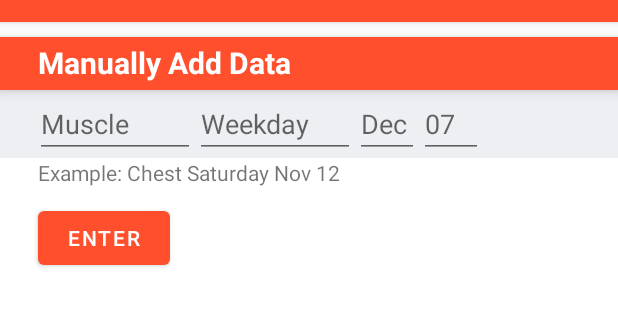
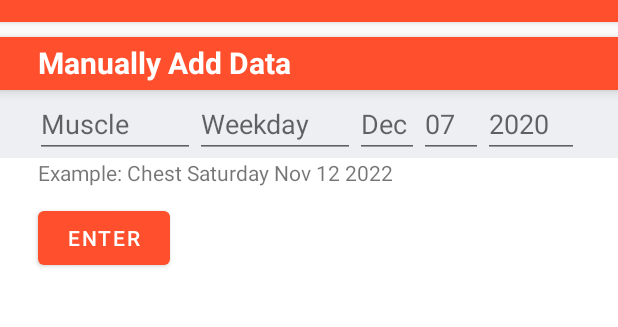
Before and after one commit to JC4github/fitnessTracker, an Android app: the fragment SettingsFragment placed in its activity, on a phone screen of 412 x 824 dp, the part 62-389 px from its top. Run offline under Robolectric (Android 15) with nearby library versions, the light colour scheme and no system bars.

Commit message:
improved ui and finished manually add data function

```diff
--- a/app/src/main/java/com/example/fitness/DBHelper.java
+++ b/app/src/main/java/com/example/fitness/DBHelper.java
@@ -56,7 +56,7 @@ public class DBHelper extends SQLiteOpenHelper {
 
     public Cursor findLast(String muscle){
         SQLiteDatabase DB = this.getWritableDatabase();
-        Cursor cursor = DB.rawQuery("Select date from Workout where muscle = ? limit 1", new String[]{muscle});
+        Cursor cursor = DB.rawQuery("Select date from Workout where muscle = ? order by id DESC limit 1", new String[]{muscle});
         return cursor;
     }
 }
--- a/app/src/main/java/com/example/fitness/SettingsFragment.java
+++ b/app/src/main/java/com/example/fitness/SettingsFragment.java
@@ -1,9 +1,13 @@
 package com.example.fitness;
 
+import android.content.Context;
 import android.os.Bundle;
 import android.view.LayoutInflater;
 import android.view.View;
 import android.view.ViewGroup;
+import android.widget.Button;
+import android.widget.EditText;
+import android.widget.Toast;
 
 import androidx.annotation.NonNull;
 import androidx.annotation.Nullable;
@@ -11,14 +15,63 @@ import androidx.fragment.app.Fragment;
 
 public class SettingsFragment extends Fragment {
 
+    Context thiscontext;
+
+    private EditText muscle;
+    private EditText weekday;
+    private EditText month;
+    private EditText date;
+    private EditText year;
+
+    private String muscleData;
+    private String weekdayData;
+    private String monthData;
+    private String dateData;
+    private String yearData;
+
+    private Button enterBtn;
+
+    private DBHelper DB;
+
     @Nullable
     @Override
     public View onCreateView(@NonNull LayoutInflater inflater, @Nullable ViewGroup container, @Nullable Bundle savedInstanceState) {
-        return inflater.inflate(R.layout.fragment_settings, container, false);
+        thiscontext = container.getContext();
+        View view = inflater.inflate(R.layout.fragment_settings, container, false);
+        muscle = (EditText) view.findViewById(R.id.muscleField);
+        weekday = (EditText) view.findViewById(R.id.weekdayField);
+        month = (EditText) view.findViewById(R.id.monthField);
+        date = (EditText) view.findViewById(R.id.dateField);
+        year = (EditText) view.findViewById(R.id.yearField);
+
+        enterBtn = (Button) view.findViewById(R.id.addDataBtn);
+        return view;
     }
 
     @Override
     public void onViewCreated(@NonNull View view, @Nullable Bundle savedInstanceState) {
+//        gets database from Database class
+        DB = Database.getInstance(thiscontext);
 
+
+        enterBtn.setOnClickListener(new View.OnClickListener() {
+            @Override
+            public void onClick(View view) {
+                muscleData = muscle.getText().toString();
+                weekdayData = weekday.getText().toString();
+                monthData = month.getText().toString();
+                dateData = date.getText().toString();
+                yearData = year.getText().toString();
+
+                String CombinedDate = monthData + " " + dateData;
+
+                if ((!muscleData.isEmpty())&&(!weekdayData.isEmpty())&&(!monthData.isEmpty())&&(!dateData.isEmpty())&&(!yearData.isEmpty())){
+                    DB.insertdata(muscleData, weekdayData, CombinedDate, yearData);
+                } else{
+                    Toast.makeText(getActivity(), "All fields must be filled",
+                            Toast.LENGTH_LONG).show();
+                }
+            }
+        });
     }
 }
--- a/app/src/main/res/layout/fragment_settings.xml
+++ b/app/src/main/res/layout/fragment_settings.xml
@@ -41,6 +41,7 @@
             android:layout_height="wrap_content"
             android:ems="5"
             android:hint="Muscle"
+            android:text=""
             android:inputType="textCapWords"></EditText>
 
         <EditText
@@ -48,6 +49,7 @@
             android:layout_width="wrap_content"
             android:layout_height="wrap_content"
             android:ems="5"
+            android:text=""
             android:hint="Weekday"
             android:inputType="textCapWords"></EditText>
 
@@ -56,6 +58,7 @@
             android:layout_width="wrap_content"
             android:layout_height="wrap_content"
             android:ems="2"
+            android:text=""
             android:hint="Dec"
             android:inputType="textCapWords" />
 
@@ -65,27 +68,37 @@
             android:layout_height="wrap_content"
             android:ems="2"
             android:hint="07"
+            android:text=""
+            android:inputType="text"></EditText>
+
+        <EditText
+            android:id="@+id/yearField"
+            android:layout_width="wrap_content"
+            android:layout_height="wrap_content"
+            android:ems="3"
+            android:text=""
+            android:hint="2020"
             android:inputType="text"></EditText>
 
 
     </LinearLayout>
 
     <TextView
+        android:id="@+id/exampleText"
         android:layout_width="wrap_content"
         android:layout_height="wrap_content"
         android:layout_below="@+id/textFields"
-        android:id="@+id/exampleText"
         android:layout_marginStart="25dp"
-        android:text="Example: Chest Saturday Nov 12"></TextView>
+        android:text="Example: Chest Saturday Nov 12 2022"></TextView>
 
     <Button
+        android:id="@+id/addDataBtn"
         android:layout_width="wrap_content"
         android:layout_height="wrap_content"
         android:layout_below="@+id/exampleText"
         android:layout_marginStart="25dp"
         android:layout_marginTop="10dp"
-        android:text="Enter"
-        android:id="@+id/addDataBtn"></Button>
+        android:text="Enter"></Button>
 
 
 
```
Also changed, not shown: app/src/main/res/layout/fragment_history.xml (+22 -20 lines).
